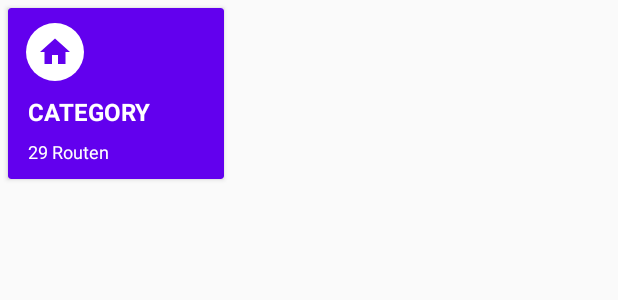
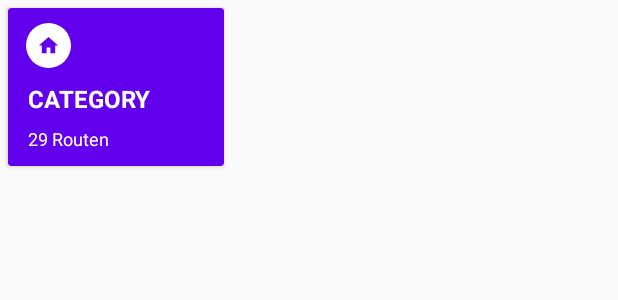
Before and after one commit to UniRegensburg/unsere-app-fur-die-universitat-regensburg-campus-guide, an Android app: the layout category_card_item.xml on its own in the app's theme, with its tools: preview values and no code run, on a phone screen of 412 x 824 dp. Shown: the top 300 px of the screen. Run offline under Robolectric (Android 15) with nearby library versions, the phone set to English and light mode, and no system bars.

Commit message:
Implement Glide and Load category icons into discover recyclerview

```diff
--- a/app/build.gradle
+++ b/app/build.gradle
@@ -3,6 +3,7 @@ plugins {
     id 'kotlin-android'
     id 'kotlin-android-extensions'
     id 'androidx.navigation.safeargs.kotlin'
+    id 'kotlin-kapt'
 }
 
 apply plugin: 'com.google.gms.google-services'
@@ -89,6 +90,8 @@ dependencies {
     implementation 'com.google.firebase:firebase-auth'
     implementation 'com.google.firebase:firebase-auth-ktx'
     implementation 'com.google.android.gms:play-services-auth:19.0.0'
+    implementation 'com.firebaseui:firebase-ui-storage:7.1.1'
+
 
     //Coroutines
     implementation "org.jetbrains.kotlinx:kotlinx-coroutines-core:1.4.2"
@@ -109,4 +112,7 @@ dependencies {
 
     // Kotlin Viewbinding - Helpers
     implementation "com.github.FunkyMuse.KAHelpers:viewbinding:2.2.7"
+
+    //Glide
+    kapt 'com.github.bumptech.glide:compiler:4.11.0'
 }
--- a/app/src/main/java/de/ur/explure/di/modules.kt
+++ b/app/src/main/java/de/ur/explure/di/modules.kt
@@ -3,6 +3,7 @@ package de.ur.explure.di
 import android.location.Location
 import com.google.firebase.auth.FirebaseAuth
 import com.google.firebase.firestore.FirebaseFirestore
+import com.google.firebase.storage.FirebaseStorage
 import com.mapbox.mapboxsdk.maps.MapView
 import com.mapbox.mapboxsdk.maps.MapboxMap
 import com.mapbox.mapboxsdk.maps.Style
@@ -44,6 +45,7 @@ val mainModule = module {
         LocationManager(androidApplication(), callback)
     }
     // single { (context: Activity) -> PermissionHelper(context) }
+    single { FirebaseStorage.getInstance() }
     single { FirebaseAuth.getInstance() }
     factory { FirebaseFirestore.getInstance() }
     factory { FireStoreInstance(get()) }
--- a/app/src/main/java/de/ur/explure/repository/category/CategoryRepository.kt
+++ b/app/src/main/java/de/ur/explure/repository/category/CategoryRepository.kt
@@ -6,5 +6,4 @@ import de.ur.explure.utils.FirebaseResult
 interface CategoryRepository {
 
     suspend fun getAllCategories(): FirebaseResult<List<Category>>
-
 }
--- a/app/src/main/java/de/ur/explure/repository/category/CategoryRepositoryImpl.kt
+++ b/app/src/main/java/de/ur/explure/repository/category/CategoryRepositoryImpl.kt
@@ -7,6 +7,7 @@ import de.ur.explure.services.FirebaseAuthService
 import de.ur.explure.utils.FirebaseResult
 import java.lang.Exception
 
+@Suppress("TooGenericExceptionCaught")
 class CategoryRepositoryImpl(
     private val authService: FirebaseAuthService,
     private val fireStore: FireStoreInstance
@@ -26,5 +27,4 @@ class CategoryRepositoryImpl(
             FirebaseResult.Error(e)
         }
     }
-
 }
--- a/app/src/main/java/de/ur/explure/viewmodel/DiscoverViewModel.kt
+++ b/app/src/main/java/de/ur/explure/viewmodel/DiscoverViewModel.kt
@@ -3,18 +3,12 @@ package de.ur.explure.viewmodel
 import androidx.lifecycle.MutableLiveData
 import androidx.lifecycle.ViewModel
 import androidx.lifecycle.viewModelScope
-import com.google.firebase.firestore.GeoPoint
 import de.ur.explure.model.category.Category
-import de.ur.explure.model.route.RouteDTO
-import de.ur.explure.model.waypoint.WayPointDTO
 import de.ur.explure.navigation.MainAppRouter
 import de.ur.explure.repository.category.CategoryRepositoryImpl
-import de.ur.explure.repository.route.RouteRepositoryImpl
-import de.ur.explure.services.FirebaseAuthService
 import de.ur.explure.utils.FirebaseResult
 import de.ur.explure.views.DiscoverFragmentDirections
 import kotlinx.coroutines.launch
-import timber.log.Timber
 
 @Suppress("MagicNumber")
 class DiscoverViewModel(
--- a/app/src/main/java/de/ur/explure/views/DiscoverFragment.kt
+++ b/app/src/main/java/de/ur/explure/views/DiscoverFragment.kt
@@ -26,8 +26,7 @@ class DiscoverFragment : Fragment(R.layout.fragment_discover) {
         initObservers()
         getData()
 
-
-        ///Delete
+        // /Delete
         binding.showMapButton.setOnClickListener {
             discoverViewModel.showMap()
         }
--- a/app/src/main/res/layout/category_card_item.xml
+++ b/app/src/main/res/layout/category_card_item.xml
@@ -6,6 +6,9 @@
     android:layout_width="wrap_content"
     android:layout_height="wrap_content"
     android:layout_margin="5dp"
+    android:clickable="true"
+    android:focusable="true"
+    android:foreground="?android:attr/selectableItemBackground"
     app:cardBackgroundColor="@color/colorPrimary"
     card_view:cardCornerRadius="15dp"
     card_view:cardElevation="4dp">
@@ -15,14 +18,12 @@
         android:layout_width="120dp"
         android:layout_height="wrap_content"
         android:layout_marginHorizontal="12dp"
-        android:layout_marginVertical="10dp"
-        android:clickable="true"
-        android:focusable="true">
+        android:layout_marginVertical="10dp">
 
         <ImageView
             android:id="@+id/iv_category_icon"
-            android:layout_width="wrap_content"
-            android:layout_height="wrap_content"
+            android:layout_width="30dp"
+            android:layout_height="30dp"
             android:background="@drawable/circular_background"
             android:backgroundTint="@android:color/white"
             android:padding="7dp"
```
Also changed, not shown: app/src/main/java/de/ur/explure/GlideModule.kt (added, +24 -0 lines), app/src/main/java/de/ur/explure/adapter/CategoryDiscoverAdapter.kt (+22 -4 lines).
